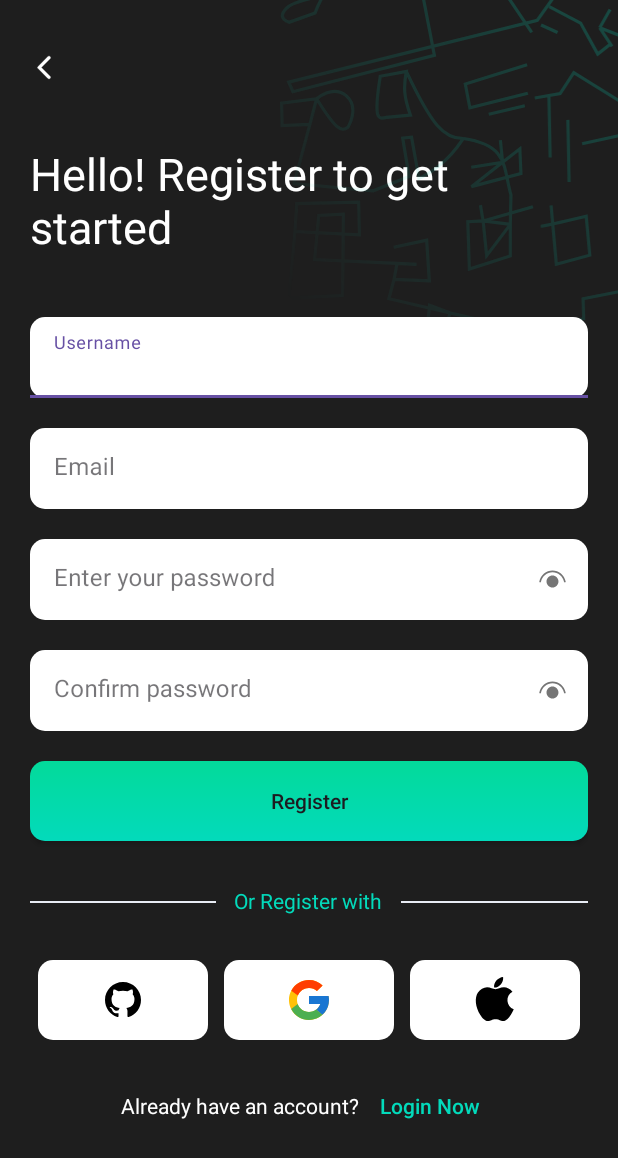
After one commit to zsoltzsolt/SmartPark, an Android app: the RegisterActivity screen opened directly, with no data from a screen before it, on a phone screen of 412 x 824 dp. The commit adds this screen. Shown: the top 1158 px of the screen. Run offline under Robolectric (Android 15) with nearby library versions, the phone set to English and light mode, and no system bars.

Commit message:
Add register activity layout

```diff
--- a/app/src/main/AndroidManifest.xml
+++ b/app/src/main/AndroidManifest.xml
@@ -15,6 +15,9 @@
         android:theme="@style/Theme.SmartPark"
         tools:targetApi="31">
         <activity
+            android:name=".RegisterActivity"
+            android:exported="false" />
+        <activity
             android:name=".LoginActivity"
             android:exported="true">
             <intent-filter>
@@ -25,8 +28,7 @@
         </activity>
         <activity
             android:name=".MainActivity"
-            android:exported="false">
-        </activity>
+            android:exported="false"></activity>
     </application>
 
 </manifest>
--- a/app/src/main/java/com/example/smartpark/LoginActivity.kt
+++ b/app/src/main/java/com/example/smartpark/LoginActivity.kt
@@ -36,8 +36,13 @@ class LoginActivity : AppCompatActivity() {
             finish()
         }
 
+        binding.btnRegister.setOnClickListener {
+            val intent = Intent(this, RegisterActivity::class.java)
+            startActivity(intent)
+            finish()
+        }
+
         binding.btnLogin.setOnClickListener {
-
             var username = binding.tieEmail.text.toString()
             var password = binding.tiePassword.text.toString()
             getMyData(username, password, this)
--- a/app/src/main/java/com/example/smartpark/MainActivity.kt
+++ b/app/src/main/java/com/example/smartpark/MainActivity.kt
@@ -1,8 +1,11 @@
 package com.example.smartpark
 
+import android.content.Context
+import android.content.Intent
 import androidx.appcompat.app.AppCompatActivity
 import android.os.Bundle
 import android.util.Log
+import android.view.WindowManager
 import com.example.smartpark.databinding.ActivityMainBinding
 import retrofit2.Call
 import retrofit2.Callback
@@ -21,6 +24,8 @@ class MainActivity : AppCompatActivity() {
         val view = binding.root
         setContentView(view)
 
+
+
     }
 
 }
--- /dev/null
+++ b/app/src/main/java/com/example/smartpark/RegisterActivity.kt
@@ -0,0 +1,31 @@
+package com.example.smartpark
+
+import android.content.Intent
+import androidx.appcompat.app.AppCompatActivity
+import android.os.Bundle
+import android.view.WindowManager
+import com.example.smartpark.databinding.ActivityLoginBinding
+import com.example.smartpark.databinding.ActivityRegisterBinding
+
+class RegisterActivity : AppCompatActivity() {
+
+    private lateinit var binding: ActivityRegisterBinding
+    override fun onCreate(savedInstanceState: Bundle?) {
+        super.onCreate(savedInstanceState)
+        binding = ActivityRegisterBinding.inflate(layoutInflater)
+        val view = binding.root
+        setContentView(view)
+
+        window.setFlags(
+            WindowManager.LayoutParams.FLAG_FULLSCREEN,
+            WindowManager.LayoutParams.FLAG_FULLSCREEN
+        )
+
+        binding.btnLogin.setOnClickListener {
+            val intent = Intent(this, LoginActivity::class.java)
+            startActivity(intent)
+            finish()
+        }
+
+    }
+}
--- a/app/src/main/res/layout/activity_main.xml
+++ b/app/src/main/res/layout/activity_main.xml
@@ -6,13 +6,15 @@
     android:layout_height="match_parent"
     tools:context=".MainActivity">
 
-    <WebView
-        android:id="@+id/wb_webView"
-        android:layout_width="match_parent"
-        android:layout_height="match_parent"
+    <Button
+        android:id="@+id/btn_logout"
+        android:layout_width="wrap_content"
+        android:layout_height="wrap_content"
+        android:text="LOGOUT"
+        app:layout_constraintTop_toTopOf="parent"
+        app:layout_constraintStart_toStartOf="parent"
+        app:layout_constraintEnd_toEndOf="parent"
         app:layout_constraintBottom_toBottomOf="parent"
-        app:layout_constraintEnd_toEndOf="parent"
-        app:layout_constraintStart_toStartOf="parent"
-        app:layout_constraintTop_toTopOf="parent" />
+        />
 
 </androidx.constraintlayout.widget.ConstraintLayout>
--- /dev/null
+++ b/app/src/main/res/layout/activity_register.xml
@@ -0,0 +1,263 @@
+<?xml version="1.0" encoding="utf-8"?>
+<androidx.constraintlayout.widget.ConstraintLayout xmlns:android="http://schemas.android.com/apk/res/android"
+    xmlns:app="http://schemas.android.com/apk/res-auto"
+    xmlns:tools="http://schemas.android.com/tools"
+    android:layout_width="match_parent"
+    android:layout_height="match_parent"
+    android:background="#1E1E1E"
+    tools:context=".RegisterActivity">
+
+    <ScrollView
+        android:layout_width="match_parent"
+        android:layout_height="0dp"
+        android:layout_marginBottom="8dp"
+        app:layout_constraintLeft_toLeftOf="parent"
+        app:layout_constraintTop_toTopOf="parent">
+
+        <androidx.constraintlayout.widget.ConstraintLayout
+            android:layout_width="match_parent"
+            android:layout_height="wrap_content">
+
+            <LinearLayout
+                android:id="@+id/ll_welcome"
+                android:layout_width="match_parent"
+                android:layout_height="wrap_content"
+                android:layout_marginTop="20sp"
+                android:orientation="vertical"
+                android:paddingHorizontal="20sp"
+                app:layout_constraintLeft_toLeftOf="parent"
+                app:layout_constraintTop_toTopOf="parent">
+
+                <ImageButton
+                    android:id="@+id/btn_back"
+                    android:layout_width="wrap_content"
+                    android:layout_height="wrap_content"
+                    android:background="#1E1E1E"
+                    android:paddingVertical="15sp"
+                    android:src="@drawable/back_arrow" />
+
+                <TextView
+                    android:id="@+id/login_welcome"
+                    android:layout_width="wrap_content"
+                    android:layout_height="wrap_content"
+                    android:layout_marginTop="25sp"
+                    android:text="Hello! Register to get started"
+                    android:textColor="#FFFFFF"
+                    android:textSize="30sp"
+                    app:layout_constraintBottom_toBottomOf="parent"
+                    app:layout_constraintEnd_toEndOf="parent"
+                    app:layout_constraintHorizontal_bias="0.198"
+                    app:layout_constraintStart_toStartOf="parent"
+                    app:layout_constraintTop_toTopOf="parent"
+                    app:layout_constraintVertical_bias="0.152" />
+
+            </LinearLayout>
+
+            <ImageView
+                android:id="@+id/imageView"
+                android:layout_width="374dp"
+                android:layout_height="261dp"
+                android:layout_marginEnd="-80dp"
+                android:layout_marginBottom="450dp"
+                android:contentDescription="roads"
+                app:layout_constraintBottom_toBottomOf="parent"
+                app:layout_constraintEnd_toEndOf="parent"
+                app:layout_constraintHorizontal_bias="1.0"
+                app:layout_constraintStart_toStartOf="parent"
+                app:layout_constraintTop_toTopOf="parent"
+                app:layout_constraintVertical_bias="0.0"
+                app:srcCompat="@drawable/mini_roads" />
+
+            <LinearLayout
+                android:id="@+id/ll_form"
+                android:layout_width="match_parent"
+                android:layout_height="wrap_content"
+                android:orientation="vertical"
+                android:paddingHorizontal="20sp"
+                app:layout_constraintLeft_toLeftOf="parent"
+                app:layout_constraintTop_toBottomOf="@id/ll_welcome">
+
+                <com.google.android.material.textfield.TextInputLayout
+                    android:id="@+id/ti_username"
+                    style="@style/Widget.MaterialComponents.TextInputLayout.FilledBox.Dense"
+                    android:layout_width="match_parent"
+                    android:layout_height="wrap_content"
+                    android:layout_marginTop="40dp"
+                    android:hint="Username"
+                    app:boxStrokeWidth="0dp">
+
+                    <com.google.android.material.textfield.TextInputEditText
+                        android:id="@+id/tie_username"
+                        android:layout_width="match_parent"
+                        android:layout_height="wrap_content"
+                        android:background="@drawable/bg_rounded_corners" />
+                </com.google.android.material.textfield.TextInputLayout>
+
+                <com.google.android.material.textfield.TextInputLayout
+                    android:id="@+id/ti_email"
+                    style="@style/Widget.MaterialComponents.TextInputLayout.FilledBox.Dense"
+                    android:layout_width="match_parent"
+                    android:layout_height="wrap_content"
+                    android:layout_marginTop="20sp"
+                    android:hint="Email"
+                    app:boxStrokeWidth="0dp">
+
+                    <com.google.android.material.textfield.TextInputEditText
+                        android:id="@+id/tie_email"
+                        android:layout_width="match_parent"
+                        android:layout_height="wrap_content"
+                        android:background="@drawable/bg_rounded_corners" />
+                </com.google.android.material.textfield.TextInputLayout>
+
+                <com.google.android.material.textfield.TextInputLayout
+                    android:id="@+id/ti_password"
+                    style="@style/Widget.MaterialComponents.TextInputLayout.FilledBox.Dense"
+                    android:layout_width="match_parent"
+                    android:layout_height="wrap_content"
+                    android:layout_marginTop="20sp"
+                    android:hint="Enter your password"
+                    app:boxStrokeWidth="0dp"
+                    app:endIconDrawable="@drawable/hide_password"
+                    app:passwordToggleEnabled="true">
+
+                    <com.google.android.material.textfield.TextInputEditText
+                        android:id="@+id/tie_password"
+                        android:layout_width="match_parent"
+                        android:layout_height="wrap_content"
+                        android:background="@drawable/bg_rounded_corners"
+                        android:inputType="textPassword" />
+                </com.google.android.material.textfield.TextInputLayout>
+
+                <com.google.android.material.textfield.TextInputLayout
+                    android:id="@+id/ti_password2"
+                    style="@style/Widget.MaterialComponents.TextInputLayout.FilledBox.Dense"
+                    android:layout_width="match_parent"
+                    android:layout_height="wrap_content"
+                    android:layout_marginTop="20sp"
+                    android:hint="Confirm password"
+                    app:boxStrokeWidth="0dp"
+                    app:endIconDrawable="@drawable/hide_password"
+                    app:passwordToggleEnabled="true">
+
+                    <com.google.android.material.textfield.TextInputEditText
+                        android:id="@+id/tie_password2"
+                        android:layout_width="match_parent"
+                        android:layout_height="wrap_content"
+                        android:background="@drawable/bg_rounded_corners"
+                        android:inputType="textPassword" />
+                </com.google.android.material.textfield.TextInputLayout>
+
+                <androidx.appcompat.widget.AppCompatButton
+                    android:id="@+id/btn_register"
+                    android:layout_width="match_parent"
+                    android:layout_height="53dp"
+                    android:layout_marginTop="20sp"
+                    android:background="@drawable/btn_gradient"
+                    android:clickable="true"
+                    android:text="Register"
+                    android:textAllCaps="false" />
+
+                <LinearLayout
+                    android:layout_width="match_parent"
+                    android:layout_height="wrap_content"
+                    android:orientation="horizontal">
+
+
+                    <View
+                        android:layout_width="100dp"
+                        android:layout_height="1.5sp"
+                        android:layout_marginTop="40sp"
+                        android:layout_weight="1"
+                        android:background="#E8ECF4" />
+
+                    <TextView
+                        android:id="@+id/tv_or_register_with"
+                        android:layout_width="wrap_content"
+                        android:layout_height="wrap_content"
+                        android:layout_marginTop="30sp"
+                        android:layout_weight="1"
+                        android:gravity="center"
+                        android:text="Or Register with"
+                        android:textColor="#03DABB" />
+
+                    <View
+                        android:layout_width="100dp"
+                        android:layout_height="1.5sp"
+                        android:layout_marginTop="40sp"
+                        android:layout_weight="1"
+                        android:background="#E8ECF4" />
+
+                </LinearLayout>
+
+                <LinearLayout
+                    android:id="@+id/ll_social_buttons"
+                    android:layout_width="match_parent"
+                    android:layout_height="wrap_content"
+                    android:layout_marginTop="30sp"
+                    android:orientation="horizontal">
+
+                    <ImageButton
+                        android:layout_width="match_parent"
+                        android:layout_height="53sp"
+                        android:layout_marginHorizontal="5sp"
+                        android:layout_weight="1"
+                        android:background="@drawable/bg_rounded_corners"
+                        android:src="@drawable/icons8_github" />
+
+                    <ImageButton
+                        android:layout_width="match_parent"
+                        android:layout_height="match_parent"
+                        android:layout_marginHorizontal="5sp"
+                        android:layout_weight="1"
+                        android:background="@drawable/bg_rounded_corners"
+                        android:src="@drawable/icons8_google" />
+
+                    <ImageButton
+                        android:layout_width="match_parent"
+                        android:layout_height="match_parent"
+                        android:layout_marginHorizontal="5sp"
+                        android:layout_weight="1"
+                        android:background="@drawable/bg_rounded_corners"
+                        android:src="@drawable/icons8_apple" />
+
+                </LinearLayout>
+
+
+            </LinearLayout>
+
+
+            <LinearLayout
+                android:id="@+id/ll_register"
+                android:layout_width="match_parent"
+                android:layout_height="wrap_content"
+                android:layout_marginTop="20sp"
+                android:gravity="center"
+                android:orientation="horizontal"
+                app:layout_constraintLeft_toLeftOf="parent"
+                app:layout_constraintTop_toBottomOf="@id/ll_form">
+
+                <TextView
+                    android:layout_width="wrap_content"
+                    android:layout_height="wrap_content"
+                    android:gravity="center"
+                    android:text="Already have an account? "
+                    android:textColor="@color/white" />
+
+                <androidx.appcompat.widget.AppCompatButton
+                    android:id="@+id/btn_login"
+                    android:layout_width="wrap_content"
+                    android:layout_height="wrap_content"
+                    android:background="@android:color/transparent"
+                    android:clickable="true"
+                    android:text="Login Now"
+                    android:textAllCaps="false"
+                    android:textColor="#03DABB"
+                    android:textSize="14sp" />
+            </LinearLayout>
+
+        </androidx.constraintlayout.widget.ConstraintLayout>
+
+
+    </ScrollView>
+
+</androidx.constraintlayout.widget.ConstraintLayout>
```
